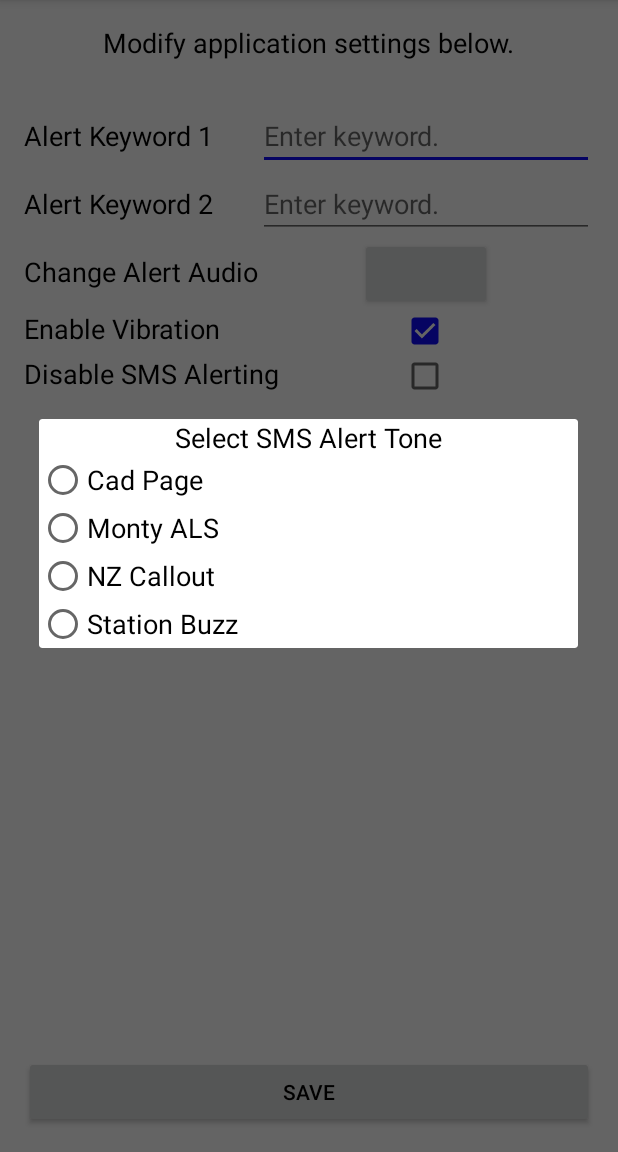
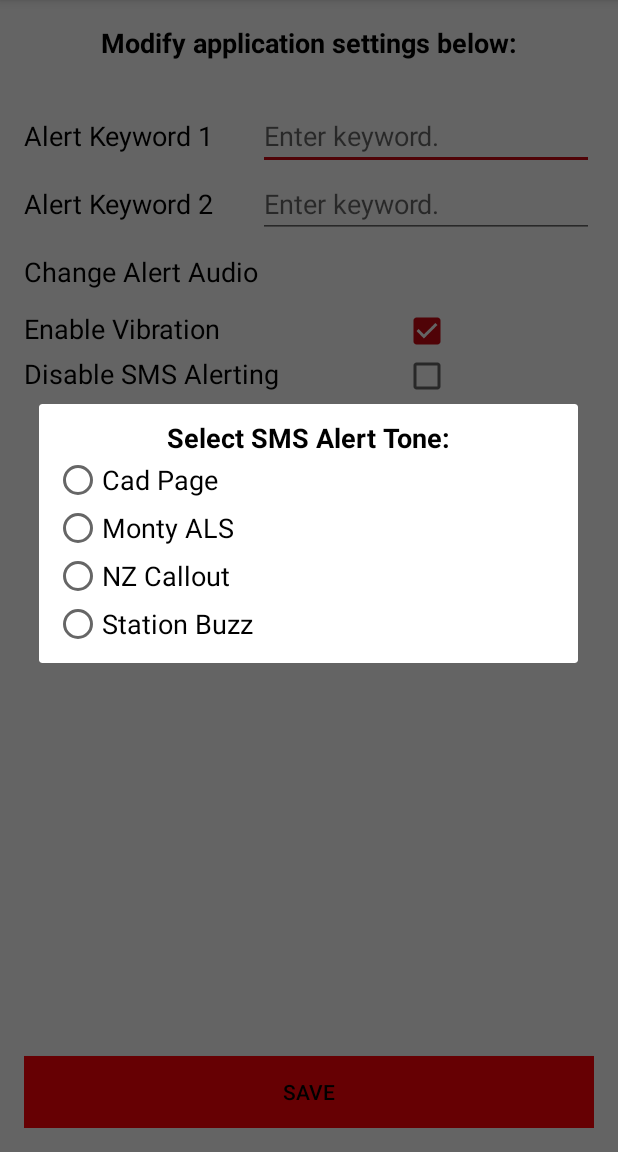
Before and after one commit to JamesIT/FiredroidPager, an Android app: the SettingsActivity screen opened directly, with no data from a screen before it, after a tap on an icon or button, on a phone screen of 412 x 824 dp, the part 84-1236 px from its top. Run offline under Robolectric (Android 15) with nearby library versions, the phone set to English and light mode, and no system bars.

Commit message:
Various fixes.

```diff
--- a/app/build.gradle
+++ b/app/build.gradle
@@ -24,7 +24,7 @@ dependencies {
     androidTestCompile('com.android.support.test.espresso:espresso-core:2.2.2', {
         exclude group: 'com.android.support', module: 'support-annotations'
     })
-    compile 'com.android.support:appcompat-v7:25.1.1'
+    compile 'com.android.support:appcompat-v7:25.3.1'
     testCompile 'junit:junit:4.12'
-    compile 'com.google.android.gms:play-services-maps:10.0.1'
+    compile 'com.google.android.gms:play-services-maps:10.2.1'
 }
--- a/app/src/main/java/uk/ac/abertay/firedroidpager/SettingsActivity.java
+++ b/app/src/main/java/uk/ac/abertay/firedroidpager/SettingsActivity.java
@@ -48,6 +48,7 @@ public class SettingsActivity extends AppCompatActivity implements View.OnClickL
         RadioButton radioButton_selectaudio2 = (RadioButton) findViewById(R.id.radioButton_selectaudio2);
         RadioButton radioButton_selectaudio3 = (RadioButton) findViewById(R.id.radioButton_selectaudio3);
         RadioButton radioButton_selectaudio4 = (RadioButton) findViewById(R.id.radioButton_selectaudio4);
+
     }
 
     private void setListeners() {
--- a/app/src/main/res/layout/activity_hazmat.xml
+++ b/app/src/main/res/layout/activity_hazmat.xml
@@ -36,5 +36,6 @@
         android:layout_height="wrap_content"
         android:layout_alignParentEnd="true"
         android:layout_alignParentTop="true"
+        android:background="@color/colorPrimary"
         android:text="@string/button_hazsearchtxt" />
 </RelativeLayout>
--- a/app/src/main/res/layout/activity_main.xml
+++ b/app/src/main/res/layout/activity_main.xml
@@ -19,7 +19,9 @@
         android:layout_alignParentTop="true"
         android:dividerHeight="3dp"
         android:drawSelectorOnTop="false"
-        android:duplicateParentState="false" />
+        android:duplicateParentState="false"
+        android:paddingBottom="5dp"
+        android:paddingTop="5dp" />
 
     <Button
         android:id="@+id/button_clearalerts"
@@ -28,6 +30,7 @@
         android:layout_alignParentBottom="true"
         android:layout_alignParentEnd="true"
         android:layout_alignParentStart="true"
+        android:background="@color/colorPrimary"
         android:text="@string/button_clearalertstxt" />
 
 </RelativeLayout>
--- a/app/src/main/res/layout/activity_settings.xml
+++ b/app/src/main/res/layout/activity_settings.xml
@@ -17,6 +17,7 @@
         android:layout_alignParentBottom="true"
         android:layout_alignParentEnd="true"
         android:layout_alignParentStart="true"
+        android:background="@color/colorPrimary"
         android:text="@string/button_savesettingstxt" />
 
     <EditText
@@ -48,7 +49,8 @@
         android:layout_alignParentTop="true"
         android:layout_centerHorizontal="true"
         android:text="@string/settings_info"
-        android:textSize="18sp" />
+        android:textSize="18sp"
+        android:textStyle="bold" />
 
     <EditText
         android:id="@+id/editText_keyword2"
@@ -88,6 +90,7 @@
         android:layout_alignEnd="@+id/textView"
         android:layout_below="@+id/editText_keyword2"
         android:layout_marginEnd="15dp"
+        android:background="@android:color/transparent"
         android:text="@string/button_setaudiotxt" />
 
     <TextView
--- a/app/src/main/res/layout/dialog_audiosettings.xml
+++ b/app/src/main/res/layout/dialog_audiosettings.xml
@@ -3,6 +3,7 @@
     android:layout_width="match_parent"
     android:layout_height="match_parent"
     android:orientation="vertical"
+    android:padding="10dp"
     android:weightSum="1">
 
     <TextView
@@ -12,7 +13,8 @@
         android:layout_weight="0.08"
         android:gravity="center"
         android:text="@string/settingsdialog_header"
-        android:textSize="18sp" />
+        android:textSize="18sp"
+        android:textStyle="bold" />
 
     <RadioGroup
         android:id="@+id/audio_rg"
--- a/app/src/main/res/values/colors.xml
+++ b/app/src/main/res/values/colors.xml
@@ -2,5 +2,5 @@
 <resources>
     <color name="colorPrimary">#ff0008</color>
     <color name="colorPrimaryDark">#ca0812</color>
-    <color name="colorAccent">#0f0bf7</color>
+    <color name="colorAccent">#ca0812</color>
 </resources>
--- a/app/src/main/res/values/strings.xml
+++ b/app/src/main/res/values/strings.xml
@@ -3,7 +3,7 @@
     <string name="menu_settings">Settings</string>
     <string name="hazmat_info">Hazmat DB</string>
     <string name="app_info">About</string>
-    <string name="settings_info">Modify application settings below.</string>
+    <string name="settings_info">Modify application settings below:</string>
     <string name="keyword_alert">Alert Keyword 1</string>
     <string name="keyword_alert2">Alert Keyword 2</string>
     <string name="disable_app">Disable SMS Alerting</string>
@@ -11,7 +11,7 @@
     <string name="about_pagerversion">Firedroid Pager v1.00</string>
     <string name="about_author">By James Hemmings</string>
     <string name="about_copyright">© Copyright James Hemmings 2017</string>
-    <string name="emergency_call">!! Emergency !! - 911 Call</string>
+    <string name="emergency_call">E-Page Alert</string>
     <string name="firetruck_txtdesc">Firetruck Image</string>
     <string name="button_hazsearchtxt">Search</string>
     <string name="button_clearalertstxt">Clear Alerts</string>
@@ -27,5 +27,5 @@
     <string name="audiofile2">Monty ALS</string>
     <string name="audiofile3">NZ Callout</string>
     <string name="audiofile4">Station Buzz</string>
-    <string name="settingsdialog_header">Select SMS Alert Tone</string>
+    <string name="settingsdialog_header">Select SMS Alert Tone:</string>
 </resources>
--- a/build.gradle
+++ b/build.gradle
@@ -5,7 +5,7 @@ buildscript {
         jcenter()
     }
     dependencies {
-        classpath 'com.android.tools.build:gradle:2.3.0'
+        classpath 'com.android.tools.build:gradle:2.3.1'
 
         // NOTE: Do not place your application dependencies here; they belong
         // in the individual module build.gradle files
```
Also changed, not shown: app/src/main/java/uk/ac/abertay/firedroidpager/MainActivity.java (+3 -5 lines), app/src/main/res/layout/dialog_alert.xml (+10 -10 lines).
